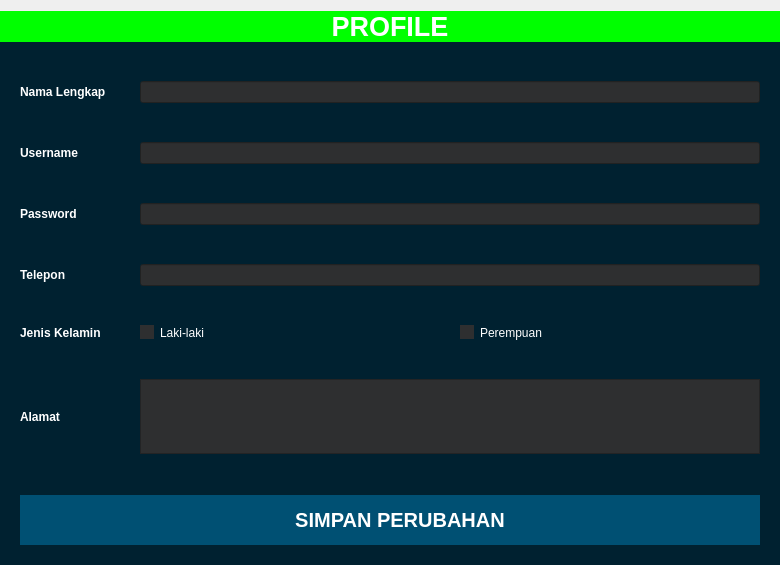
Qt form view/Profile.ui (Ionisasi/Aplikasi-Perpustakaan-Digital) before a commit.
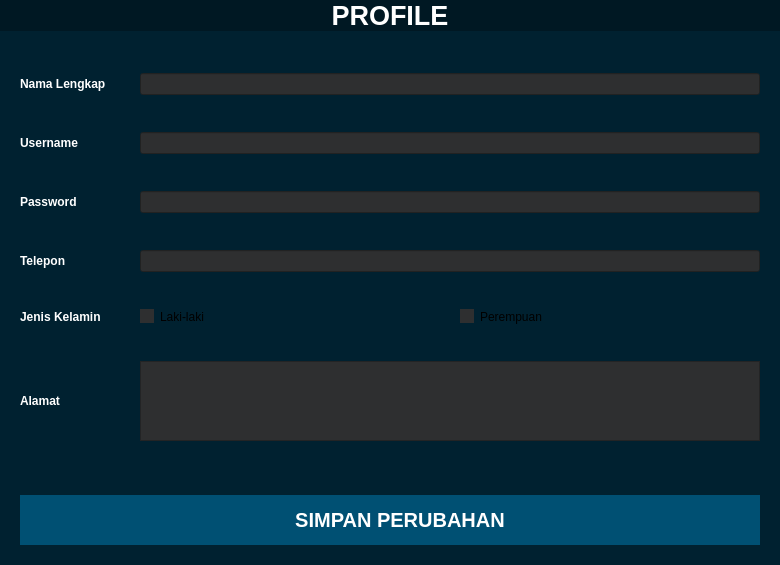
The same form after that commit.

Commit message: update logic profile

What changed in the file:
```diff
--- a/view/Profile.ui
+++ b/view/Profile.ui
@@ -20,6 +20,9 @@
    <property name="leftMargin">
     <number>0</number>
    </property>
+   <property name="topMargin">
+    <number>0</number>
+   </property>
    <property name="rightMargin">
     <number>0</number>
    </property>
@@ -35,7 +38,7 @@
       </font>
      </property>
      <property name="styleSheet">
-      <string notr="true">color: rgb(255, 255, 255); background-color: rgb(0, 255, 0);</string>
+      <string notr="true">color: rgb(255, 255, 255); background-color: rgb(0, 24, 35);</string>
      </property>
      <property name="text">
       <string>PROFILE</string>
@@ -72,61 +75,70 @@
        <number>20</number>
       </property>
       <property name="bottomMargin">
-       <number>20</number>
+       <number>30</number>
       </property>
-      <property name="spacing">
+      <property name="horizontalSpacing">
        <number>20</number>
       </property>
-      <item row="3" column="0">
+      <property name="verticalSpacing">
+       <number>15</number>
+      </property>
+      <item row="0" column="0">
+       <widget class="QLabel" name="namaLabel">
+        <property name="text">
+         <string>Nama Lengkap </string>
+        </property>
+       </widget>
+      </item>
+      <item row="1" column="0">
        <widget class="QLabel" name="emailLabel">
         <property name="text">
          <string>Username</string>
         </property>
        </widget>
       </item>
-      <item row="8" column="3">
-       <widget class="QCheckBox" name="PerempuanCheckBox">
-        <property name="enabled">
-         <bool>false</bool>
-        </property>
-        <property name="sizePolicy">
-         <sizepolicy hsizetype="Minimum" vsizetype="Minimum">
-          <horstretch>0</horstretch>
-          <verstretch>0</verstretch>
-         </sizepolicy>
-        </property>
-        <property name="maximumSize">
-         <size>
-          <width>16777215</width>
-          <height>16777211</height>
-         </size>
-        </property>
-        <property name="styleSheet">
-         <string notr="true">color: rgb(255, 255, 255);</string>
-        </property>
-        <property name="text">
-         <string>Perempuan</string>
-        </property>
-       </widget>
-      </item>
-      <item row="6" column="2" colspan="2">
-       <widget class="QLineEdit" name="teleponInput"/>
-      </item>
-      <item row="4" column="2" colspan="2">
-       <widget class="QLineEdit" name="passwordInput">
-        <property name="text">
-         <string/>
-        </property>
-       </widget>
-      </item>
-      <item row="4" column="0">
+      <item row="2" column="0">
        <widget class="QLabel" name="passwordLabel">
         <property name="text">
          <string>Password          </string>
         </property>
        </widget>
       </item>
-      <item row="9" column="0">
+      <item row="3" column="0">
+       <widget class="QLabel" name="teleponLabel">
+        <property name="text">
+         <string>Telepon             </string>
+        </property>
+       </widget>
+      </item>
+      <item row="4" column="0">
+       <widget class="QLabel" name="jeniskelaminLabel">
+        <property name="text">
+         <string>Jenis Kelamin   </string>
+        </property>
+       </widget>
+      </item>
+      <item row="4" column="1">
+       <widget class="QCheckBox" name="lakiCBox">
+        <property name="text">
+         <string>Laki-laki</string>
+        </property>
+        <attribute name="buttonGroup">
+         <string notr="true">genderGrupBtn</string>
+        </attribute>
+       </widget>
+      </item>
+      <item row="4" column="2">
+       <widget class="QCheckBox" name="perempuanCBox">
+        <property name="text">
+         <string>Perempuan</string>
+        </property>
+        <attribute name="buttonGroup">
+         <string notr="true">genderGrupBtn</string>
+        </attribute>
+       </widget>
+      </item>
+      <item row="5" column="0">
        <widget class="QLabel" name="alamatLabel">
         <property name="maximumSize">
          <size>
@@ -145,62 +157,52 @@
         </property>
        </widget>
       </item>
-      <item row="6" column="0">
-       <widget class="QLabel" name="teleponLabel">
-        <property name="text">
-         <string>Telepon             </string>
-        </property>
-       </widget>
-      </item>
-      <item row="8" column="0">
-       <widget class="QLabel" name="jeniskelaminLabel">
-        <property name="text">
-         <string>Jenis Kelamin   </string>
-        </property>
-       </widget>
-      </item>
-      <item row="9" column="2" colspan="2">
+      <item row="5" column="1" colspan="2">
        <widget class="QTextEdit" name="alamatInput">
-        <property name="enabled">
-         <bool>false</bool>
+        <property name="minimumSize">
+         <size>
+          <width>0</width>
+          <height>40</height>
+         </size>
         </property>
         <property name="maximumSize">
          <size>
           <width>16777215</width>
-          <height>75</height>
+          <height>80</height>
          </size>
         </property>
        </widget>
       </item>
-      <item row="8" column="2">
-       <widget class="QCheckBox" name="lakiCheckBox">
-        <property name="enabled">
-         <bool>false</bool>
-        </property>
-        <property name="styleSheet">
-         <string notr="true">color: rgb(255, 255, 255);</string>
-        </property>
-        <property name="text">
-         <string>Laki-laki</string>
-        </property>
-       </widget>
-      </item>
-      <item row="1" column="0">
-       <widget class="QLabel" name="namaLabel">
-        <property name="text">
-         <string>Nama Lengkap </string>
-        </property>
-       </widget>
-      </item>
-      <item row="1" column="2" colspan="2">
+      <item row="0" column="1" colspan="2">
        <widget class="QLineEdit" name="namaInput">
-        <property name="enabled">
-         <bool>false</bool>
+        <property name="frame">
+         <bool>true</bool>
         </property>
        </widget>
       </item>
-      <item row="3" column="2" colspan="2">
-       <widget class="QLineEdit" name="emailInput"/>
+      <item row="1" column="1" colspan="2">
+       <widget class="QLineEdit" name="userInput">
+        <property name="frame">
+         <bool>true</bool>
+        </property>
+       </widget>
+      </item>
+      <item row="2" column="1" colspan="2">
+       <widget class="QLineEdit" name="passwordInput">
+        <property name="text">
+         <string/>
+        </property>
+        <property name="frame">
+         <bool>true</bool>
+        </property>
+       </widget>
+      </item>
+      <item row="3" column="1" colspan="2">
+       <widget class="QLineEdit" name="teleponInput">
+        <property name="frame">
+         <bool>true</bool>
+        </property>
+       </widget>
       </item>
      </layout>
     </widget>
```
Left out of the diff: 15 changed lines with no effect on the pictures. The commit also changes 5 other files.
